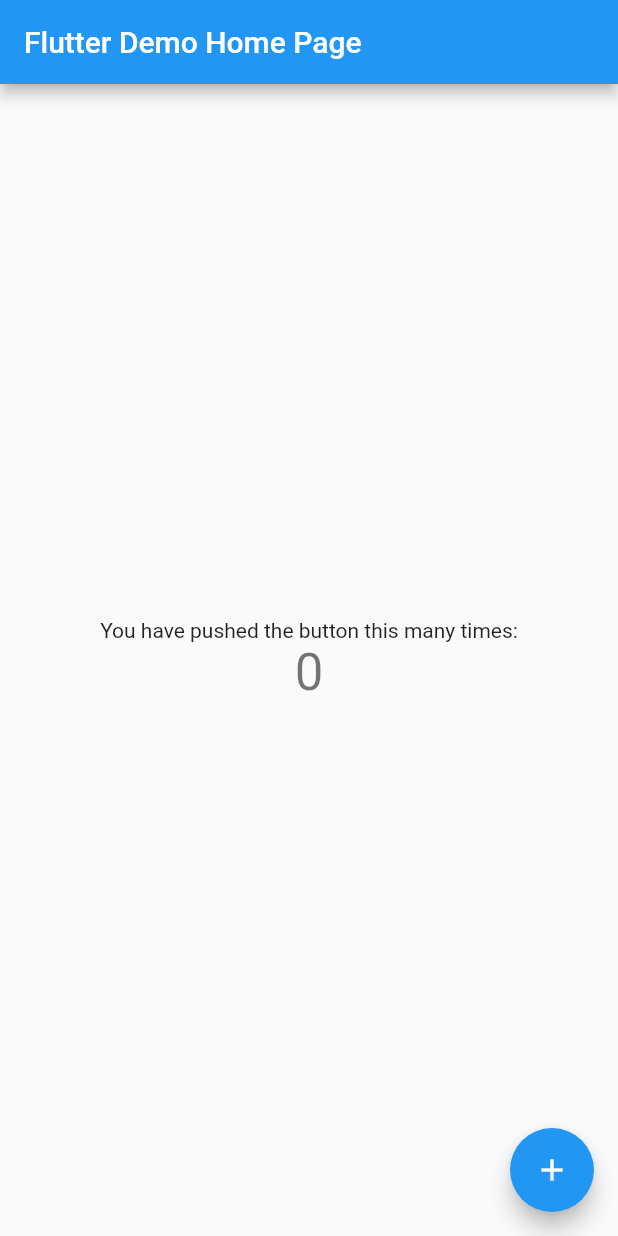
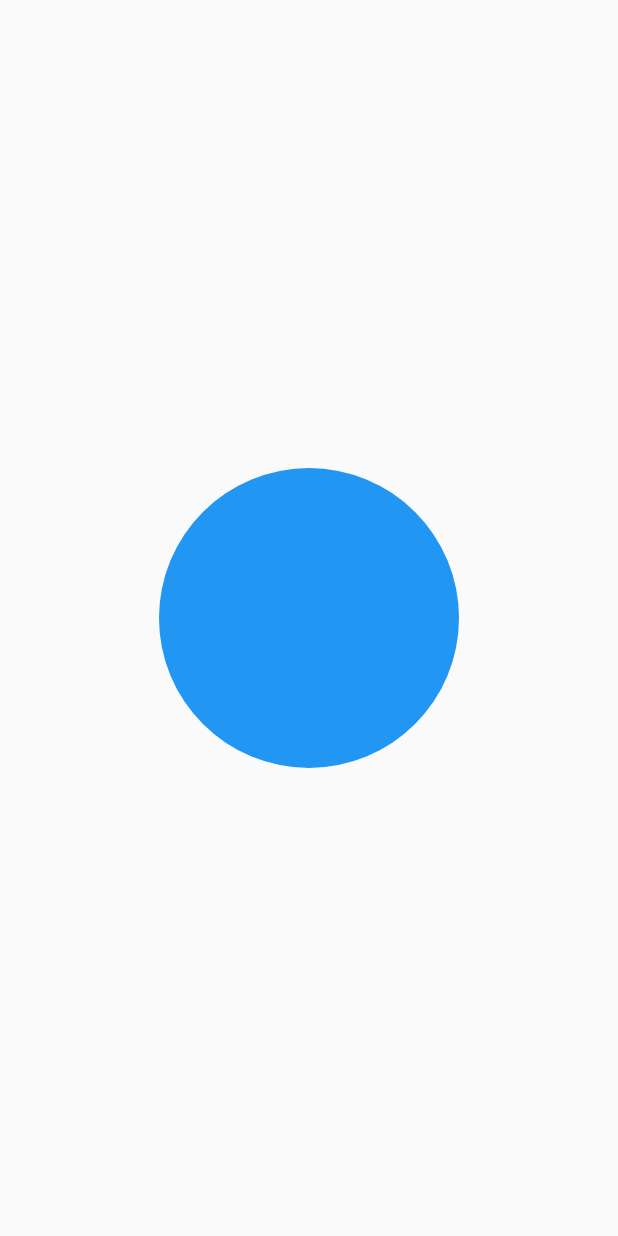
Before and after one commit to Sujan9992/flutter-tests-practice, a Flutter app: the screen it shows after launch, on a phone screen of 412 x 824 dp. Run offline on Flutter 3.47's test engine with Material 2 defaults, Android fonts, the light colour scheme and no system bars.

Commit message:
animation widget test

```diff
--- a/lib/main.dart
+++ b/lib/main.dart
@@ -9,41 +9,63 @@
   Widget build(BuildContext context) => MaterialApp(
         title: 'Flutter Demo',
         theme: ThemeData(primarySwatch: Colors.blue),
-        home: const MyHomePage(title: 'Flutter Demo Home Page'),
+        home: const AnimatedScreen(),
       );
 }
 
-class MyHomePage extends StatefulWidget {
-  const MyHomePage({super.key, required this.title});
-  final String title;
+class AnimatedScreen extends StatefulWidget {
+  const AnimatedScreen({super.key});
 
   @override
-  State<MyHomePage> createState() => _MyHomePageState();
+  State<AnimatedScreen> createState() => _AnimatedScreenState();
 }
 
-class _MyHomePageState extends State<MyHomePage> {
-  int _counter = 0;
-  void _incrementCounter() => setState(() => _counter++);
+class _AnimatedScreenState extends State<AnimatedScreen>
+    with SingleTickerProviderStateMixin {
+  late AnimationController _controller;
+  late Animation<double> _widthAnimation;
+  late Animation<Color?> _colorAnimation;
+  late Animation<double> _borderRadiusAnimation;
+
+  @override
+  void initState() {
+    _controller =
+        AnimationController(vsync: this, duration: const Duration(seconds: 2));
+
+    _widthAnimation = Tween<double>(begin: 50, end: 200)
+        .animate(CurvedAnimation(parent: _controller, curve: Curves.easeInOut));
+
+    _colorAnimation = ColorTween(begin: Colors.red, end: Colors.blue).animate(
+        CurvedAnimation(parent: _controller, curve: Curves.easeInCubic));
+
+    _borderRadiusAnimation = Tween<double>(begin: 0, end: 100)
+        .animate(CurvedAnimation(parent: _controller, curve: Curves.easeInOut));
+
+    _controller.forward();
+    super.initState();
+  }
+
+  @override
+  void dispose() {
+    _controller.dispose();
+    super.dispose();
+  }
 
   @override
   Widget build(BuildContext context) => Scaffold(
-        appBar: AppBar(title: Text(widget.title)),
-        body: Center(
-          child: Column(
-            mainAxisAlignment: MainAxisAlignment.center,
-            children: <Widget>[
-              const Text('You have pushed the button this many times:'),
-              Text(
-                '$_counter',
-                style: Theme.of(context).textTheme.headlineMedium,
+        body: AnimatedBuilder(
+          animation: _controller,
+          builder: (BuildContext context, Widget? child) => Center(
+            child: Container(
+              width: _widthAnimation.value,
+              height: _widthAnimation.value,
+              decoration: BoxDecoration(
+                color: _colorAnimation.value,
+                borderRadius:
+                    BorderRadius.circular(_borderRadiusAnimation.value),
               ),
-            ],
+            ),
           ),
-        ),
-        floatingActionButton: FloatingActionButton(
-          onPressed: _incrementCounter,
-          tooltip: 'Increment',
-          child: const Icon(Icons.add),
         ),
       );
 }
```
Also changed, not shown: 1 other file.
